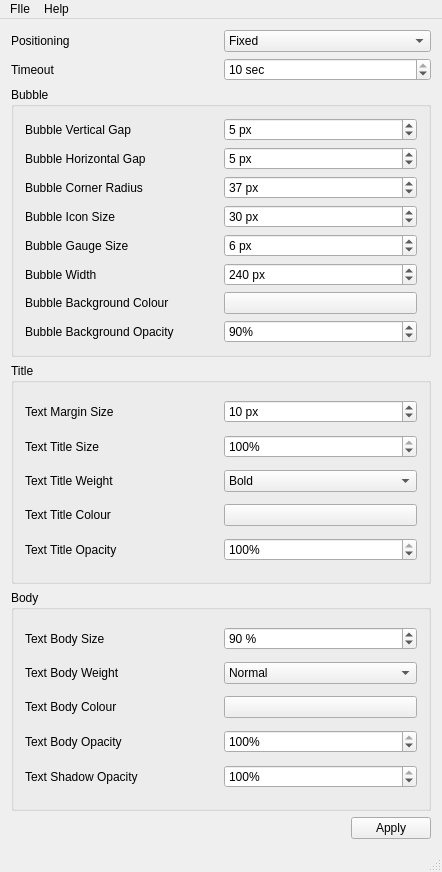
This is mainwindow.ui in amandeepg/notifyosdconfig as Qt 5 draws it before an edit. The edited form follows.
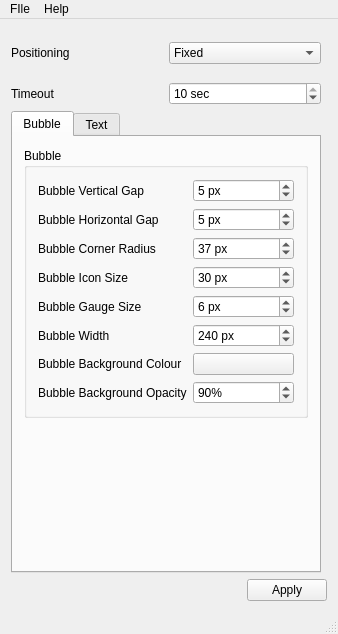
This is the edited form. Icons and pictures are not drawn. Custom widgets are drawn as their Qt base class.

Commit message:
Changed interface to a tabbed interface
Better usability and screen real estate conservation.
Changed locations where icon and default configuration are stored, out of the home directory

```diff
--- a/mainwindow.ui
+++ b/mainwindow.ui
@@ -6,16 +6,10 @@
    <rect>
     <x>0</x>
     <y>0</y>
-    <width>442</width>
-    <height>872</height>
+    <width>338</width>
+    <height>634</height>
    </rect>
   </property>
-  <property name="minimumSize">
-   <size>
-    <width>442</width>
-    <height>837</height>
-   </size>
-  </property>
   <property name="acceptDrops">
    <bool>true</bool>
   </property>
@@ -28,64 +22,53 @@
   </property>
   <widget class="QWidget" name="centralWidget">
    <layout class="QGridLayout" name="gridLayout">
-    <item row="0" column="0">
-     <widget class="QLabel" name="label_5">
-      <property name="text">
-       <string>Positioning</string>
-      </property>
-      <property name="buddy">
-       <cstring>positionCombo</cstring>
-      </property>
-     </widget>
-    </item>
-    <item row="0" column="1">
-     <widget class="QComboBox" name="positionCombo">
+    <item row="17" column="0" colspan="2">
+     <layout class="QHBoxLayout" name="horizontalLayout">
+      <item>
+       <spacer name="horizontalSpacer">
+        <property name="orientation">
+         <enum>Qt::Horizontal</enum>
+        </property>
+        <property name="sizeHint" stdset="0">
+         <size>
+          <width>40</width>
+          <height>20</height>
+         </size>
+        </property>
+       </spacer>
+      </item>
+      <item>
+       <widget class="QPushButton" name="applyBut">
       <property name="toolTip">
-       <string>Dynamic: Default in Ubuntu 9.04
-Fixed: Default in Ubuntu 9.10+</string>
-      </property>
-      <item>
+         <string>Save the changes</string>
+        </property>
        <property name="text">
-        <string>Fixed</string>
-       </property>
-      </item>
-      <item>
-       <property name="text">
-        <string>Dynamic</string>
-       </property>
-      </item>
-     </widget>
-    </item>
-    <item row="1" column="0">
-     <widget class="QLabel" name="label">
-      <property name="text">
-       <string>Timeout</string>
-      </property>
-      <property name="buddy">
-       <cstring>timeoutSpin</cstring>
-      </property>
-     </widget>
+         <string>Apply</string>
+        </property>
+       </widget>
+      </item>
+     </layout>
     </item>
-    <item row="1" column="1">
-     <widget class="QSpinBox" name="timeoutSpin">
-      <property name="toolTip">
-       <string>Time the pop-up message will show for</string>
-      </property>
-      <property name="accelerated">
+    <item row="5" column="0">
+     <widget class="QTabWidget" name="tabWidget">
+      <property name="enabled">
        <bool>true</bool>
       </property>
-      <property name="suffix">
-       <string> sec</string>
+      <property name="sizePolicy">
+       <sizepolicy hsizetype="Expanding" vsizetype="Minimum">
+        <horstretch>0</horstretch>
+        <verstretch>0</verstretch>
+       </sizepolicy>
       </property>
-      <property name="maximum">
-       <number>10</number>
+      <property name="currentIndex">
+       <number>0</number>
       </property>
-      <property name="value">
-       <number>10</number>
-      </property>
-     </widget>
-    </item>
-    <item row="3" column="0" colspan="2">
+      <widget class="QWidget" name="tab">
+       <attribute name="title">
+        <string>Bubble</string>
+       </attribute>
+       <layout class="QGridLayout" name="gridLayout_6">
+        <item row="0" column="0">
      <widget class="QGroupBox" name="groupBox">
       <property name="enabled">
        <bool>true</bool>
@@ -326,7 +309,27 @@
       </layout>
      </widget>
     </item>
-    <item row="12" column="0" colspan="2">
+        <item row="1" column="0">
+         <spacer name="verticalSpacer">
+          <property name="orientation">
+           <enum>Qt::Vertical</enum>
+          </property>
+          <property name="sizeHint" stdset="0">
+           <size>
+            <width>20</width>
+            <height>40</height>
+           </size>
+          </property>
+         </spacer>
+        </item>
+       </layout>
+      </widget>
+      <widget class="QWidget" name="tab_2">
+       <attribute name="title">
+        <string>Text</string>
+       </attribute>
+       <layout class="QGridLayout" name="gridLayout_7">
+        <item row="0" column="0">
      <widget class="QGroupBox" name="groupBox_2">
       <property name="title">
        <string>Title</string>
@@ -471,7 +474,7 @@
       </layout>
      </widget>
     </item>
-    <item row="13" column="0" colspan="2">
+        <item row="1" column="0">
      <widget class="QGroupBox" name="groupBox_3">
       <property name="title">
        <string>Body</string>
@@ -619,28 +622,82 @@
       </layout>
      </widget>
     </item>
-    <item row="14" column="0" colspan="2">
-     <layout class="QHBoxLayout" name="horizontalLayout">
-      <item>
-       <spacer name="horizontalSpacer">
+        <item row="2" column="0">
+         <spacer name="verticalSpacer_2">
         <property name="orientation">
-         <enum>Qt::Horizontal</enum>
+           <enum>Qt::Vertical</enum>
         </property>
         <property name="sizeHint" stdset="0">
          <size>
-          <width>40</width>
-          <height>20</height>
+            <width>20</width>
+            <height>40</height>
          </size>
         </property>
        </spacer>
       </item>
+       </layout>
+      </widget>
+     </widget>
+    </item>
+    <item row="0" column="0" rowspan="3">
+     <layout class="QHBoxLayout" name="horizontalLayout_2">
       <item>
-       <widget class="QPushButton" name="applyBut">
+       <widget class="QLabel" name="label_5">
+        <property name="text">
+         <string>Positioning</string>
+        </property>
+        <property name="buddy">
+         <cstring>positionCombo</cstring>
+        </property>
+       </widget>
+      </item>
+      <item>
+       <widget class="QComboBox" name="positionCombo">
         <property name="toolTip">
          <string>Save the changes</string>
         </property>
+        <item>
         <property name="text">
-         <string>Apply</string>
+          <string>Fixed</string>
+         </property>
+        </item>
+        <item>
+         <property name="text">
+          <string>Dynamic</string>
+         </property>
+        </item>
+       </widget>
+      </item>
+     </layout>
+    </item>
+    <item row="4" column="0">
+     <layout class="QHBoxLayout" name="horizontalLayout_4">
+      <item>
+       <widget class="QLabel" name="label">
+        <property name="text">
+         <string>Timeout</string>
+        </property>
+        <property name="buddy">
+         <cstring>timeoutSpin</cstring>
+        </property>
+       </widget>
+      </item>
+      <item>
+       <widget class="QSpinBox" name="timeoutSpin">
+        <property name="toolTip">
+         <string>Time the pop-up message will show for</string>
+        </property>
+        <property name="accelerated">
+         <bool>true</bool>
+        </property>
+        <property name="suffix">
+         <string> sec</string>
+        </property>
+        <property name="maximum">
+         <number>10</number>
+        </property>
+        <property name="value">
+         <number>10</number>
         </property>
        </widget>
       </item>
@@ -653,7 +710,7 @@
     <rect>
      <x>0</x>
      <y>0</y>
-     <width>442</width>
+     <width>338</width>
      <height>23</height>
     </rect>
    </property>
```
Left out of the diff: 12 changed lines with no effect on the pictures. Lines whose indentation alone changed are shown as unchanged. The commit also changes 4 other files.
